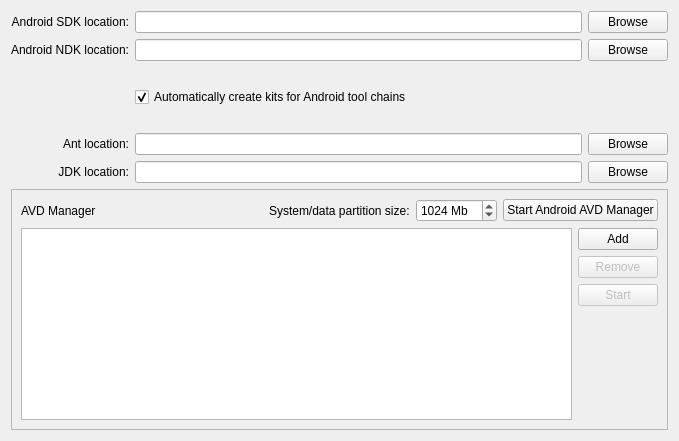
First picture: the form in src/plugins/android/androidsettingswidget.ui, repository qt-creator/qt-creator, before the edit.
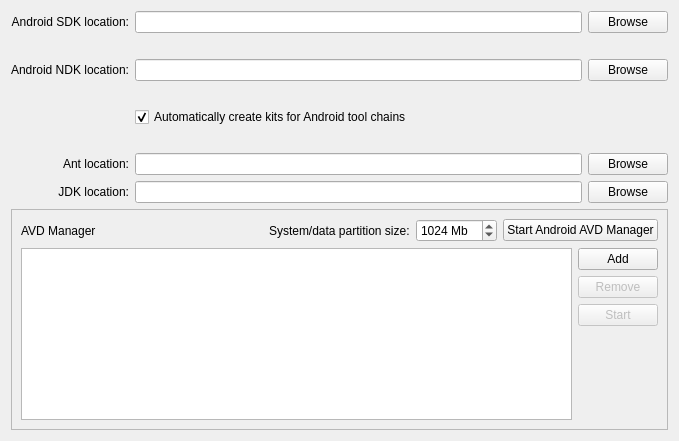
Second picture: the form after the edit. Icons and pictures are not drawn.

Commit message:
AndroidSettingsWidget: Don't show a message box for wrong settings
I believe this is responsible for the crash reported in
Task-number: QTCREATORBUG-9724

Diff of the .ui file:
```diff
--- a/src/plugins/android/androidsettingswidget.ui
+++ b/src/plugins/android/androidsettingswidget.ui
@@ -48,7 +48,43 @@
        </property>
       </widget>
      </item>
-     <item row="1" column="0">
+     <item row="1" column="1">
+      <layout class="QHBoxLayout" name="horizontalLayout_4">
+       <item>
+        <widget class="QLabel" name="sdkWarningIconLabel">
+         <property name="sizePolicy">
+          <sizepolicy hsizetype="Fixed" vsizetype="Fixed">
+           <horstretch>0</horstretch>
+           <verstretch>0</verstretch>
+          </sizepolicy>
+         </property>
+         <property name="text">
+          <string/>
+         </property>
+         <property name="pixmap">
+          <pixmap resource="../projectexplorer/projectexplorer.qrc">:/projectexplorer/images/compile_warning.png</pixmap>
+         </property>
+        </widget>
+       </item>
+       <item>
+        <widget class="QLabel" name="sdkWarningLabel">
+         <property name="sizePolicy">
+          <sizepolicy hsizetype="Preferred" vsizetype="Preferred">
+           <horstretch>0</horstretch>
+           <verstretch>0</verstretch>
+          </sizepolicy>
+         </property>
+         <property name="text">
+          <string/>
+         </property>
+         <property name="wordWrap">
+          <bool>true</bool>
+         </property>
+        </widget>
+       </item>
+      </layout>
+     </item>
+     <item row="2" column="0">
       <widget class="QLabel" name="NDKLocationLabel">
        <property name="sizePolicy">
         <sizepolicy hsizetype="Preferred" vsizetype="Preferred">
@@ -64,17 +100,17 @@
        </property>
       </widget>
      </item>
-     <item row="1" column="1">
+     <item row="2" column="1">
       <widget class="QLineEdit" name="NDKLocationLineEdit"/>
      </item>
-     <item row="1" column="2">
+     <item row="2" column="2">
       <widget class="QPushButton" name="NDKLocationPushButton">
        <property name="text">
         <string>Browse</string>
        </property>
       </widget>
      </item>
-     <item row="2" column="1">
+     <item row="3" column="1">
       <layout class="QHBoxLayout" name="horizontalLayout_3">
        <property name="spacing">
         <number>2</number>
@@ -110,7 +146,7 @@
        </item>
       </layout>
      </item>
-     <item row="3" column="1">
+     <item row="4" column="1">
       <widget class="QCheckBox" name="CreateKitCheckBox">
        <property name="sizePolicy">
         <sizepolicy hsizetype="Expanding" vsizetype="Fixed">
@@ -126,7 +162,46 @@
        </property>
       </widget>
      </item>
-     <item row="5" column="0">
+     <item row="5" column="1">
+      <layout class="QHBoxLayout" name="horizontalLayout_2">
+       <property name="spacing">
+        <number>2</number>
+       </property>
+       <item>
+        <widget class="QLabel" name="kitWarningIconLabel">
+         <property name="sizePolicy">
+          <sizepolicy hsizetype="Fixed" vsizetype="Fixed">
+           <horstretch>0</horstretch>
+           <verstretch>0</verstretch>
+          </sizepolicy>
+         </property>
+         <property name="text">
+          <string/>
+         </property>
+         <property name="pixmap">
+          <pixmap resource="../projectexplorer/projectexplorer.qrc">:/projectexplorer/images/compile_warning.png</pixmap>
+         </property>
+        </widget>
+       </item>
+       <item>
+        <widget class="QLabel" name="kitWarningLabel">
+         <property name="sizePolicy">
+          <sizepolicy hsizetype="Preferred" vsizetype="Preferred">
+           <horstretch>0</horstretch>
+           <verstretch>0</verstretch>
+          </sizepolicy>
+         </property>
+         <property name="text">
+          <string/>
+         </property>
+         <property name="wordWrap">
+          <bool>true</bool>
+         </property>
+        </widget>
+       </item>
+      </layout>
+     </item>
+     <item row="6" column="0">
       <widget class="QLabel" name="AntLocationLabel">
        <property name="sizePolicy">
         <sizepolicy hsizetype="Preferred" vsizetype="Preferred">
@@ -142,17 +217,17 @@
        </property>
       </widget>
      </item>
-     <item row="5" column="1">
+     <item row="6" column="1">
       <widget class="QLineEdit" name="AntLocationLineEdit"/>
      </item>
-     <item row="5" column="2">
+     <item row="6" column="2">
       <widget class="QPushButton" name="AntLocationPushButton">
        <property name="text">
         <string>Browse</string>
        </property>
       </widget>
      </item>
-     <item row="6" column="0">
+     <item row="7" column="0">
       <widget class="QLabel" name="OpenJDKLocationLabel">
        <property name="sizePolicy">
         <sizepolicy hsizetype="Preferred" vsizetype="Preferred">
@@ -168,55 +243,16 @@
        </property>
       </widget>
      </item>
-     <item row="6" column="1">
+     <item row="7" column="1">
       <widget class="QLineEdit" name="OpenJDKLocationLineEdit"/>
      </item>
-     <item row="6" column="2">
+     <item row="7" column="2">
       <widget class="QPushButton" name="OpenJDKLocationPushButton">
        <property name="text">
         <string>Browse</string>
        </property>
       </widget>
      </item>
-     <item row="4" column="1">
-      <layout class="QHBoxLayout" name="horizontalLayout_2">
-       <property name="spacing">
-        <number>2</number>
-       </property>
-       <item>
-        <widget class="QLabel" name="kitWarningIconLabel">
-         <property name="sizePolicy">
-          <sizepolicy hsizetype="Fixed" vsizetype="Fixed">
-           <horstretch>0</horstretch>
-           <verstretch>0</verstretch>
-          </sizepolicy>
-         </property>
-         <property name="text">
-          <string/>
-         </property>
-         <property name="pixmap">
-          <pixmap resource="../projectexplorer/projectexplorer.qrc">:/projectexplorer/images/compile_warning.png</pixmap>
-         </property>
-        </widget>
-       </item>
-       <item>
-        <widget class="QLabel" name="kitWarningLabel">
-         <property name="sizePolicy">
-          <sizepolicy hsizetype="Preferred" vsizetype="Preferred">
-           <horstretch>0</horstretch>
-           <verstretch>0</verstretch>
-          </sizepolicy>
-         </property>
-         <property name="text">
-          <string/>
-         </property>
-         <property name="wordWrap">
-          <bool>true</bool>
-         </property>
-        </widget>
-       </item>
-      </layout>
-     </item>
     </layout>
    </item>
    <item>
```
Left out of the diff: 6 changed lines with no effect on the pictures. The commit also changes 1 other file.
